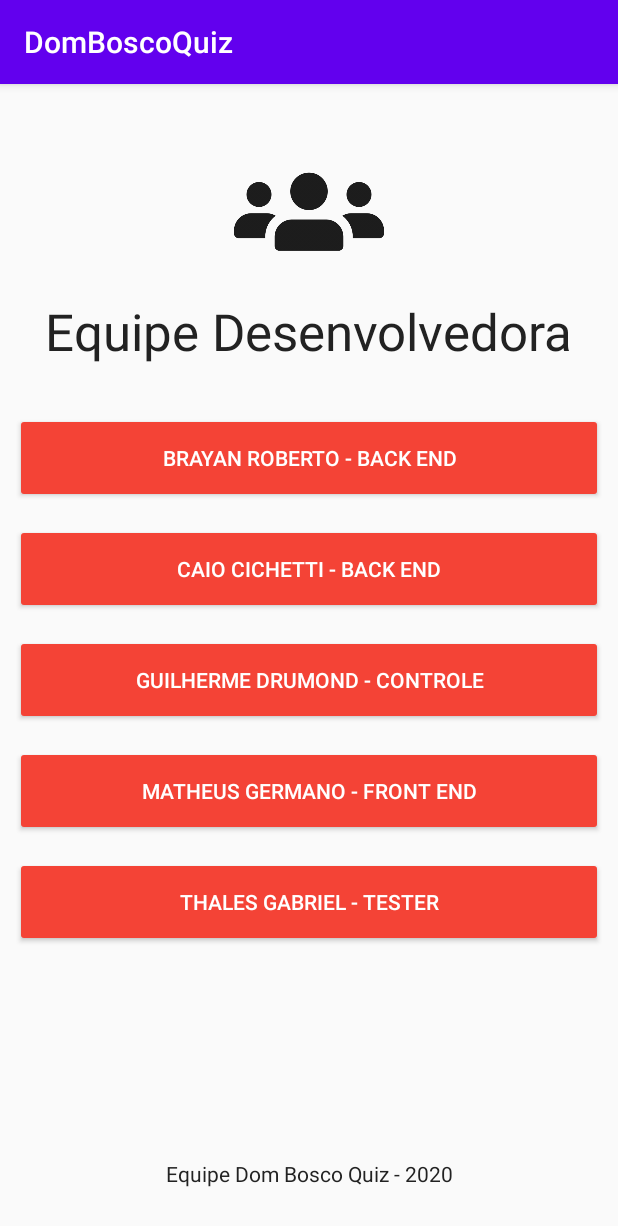
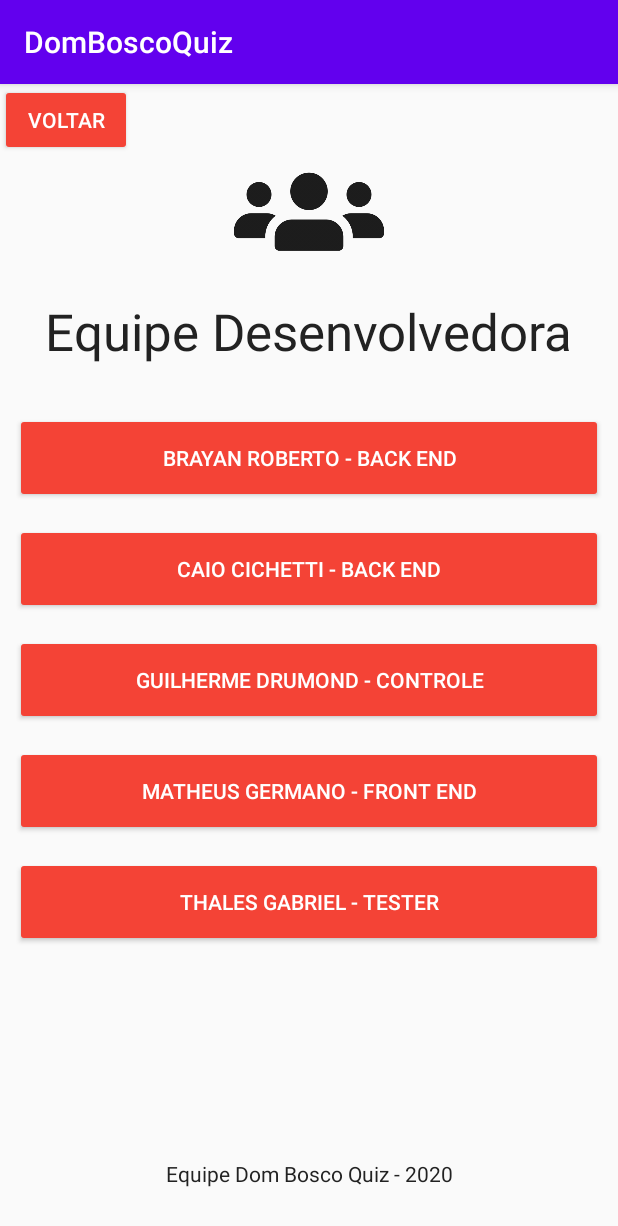
Before and after one commit to Skillado/bosco-game-mobile, an Android app: the telaCreditos screen opened directly, with no data from a screen before it, on a phone screen of 412 x 824 dp. Shown: the top 1226 px of the screen. Run offline under Robolectric (Android 15) with nearby library versions, the phone set to English and light mode, and no system bars.

Commit message:
Evento trocar telas
evento trocar telas inicio e creditos

```diff
--- a/app/src/main/java/com/example/domboscoquiz/telaCreditos.java
+++ b/app/src/main/java/com/example/domboscoquiz/telaCreditos.java
@@ -3,12 +3,28 @@ package com.example.domboscoquiz;
 import androidx.appcompat.app.AppCompatActivity;
 
 import android.os.Bundle;
+import android.view.View;
+import android.widget.Button;
 
-public class telaCreditos extends AppCompatActivity {
+public class telaCreditos extends AppCompatActivity implements View.OnClickListener{
+
+    //avatares
+    Button bVolta;
 
     @Override
     protected void onCreate(Bundle savedInstanceState) {
         super.onCreate(savedInstanceState);
         setContentView(R.layout.activity_tela_creditos);
+
+        //associar
+        bVolta = (Button)findViewById(R.id.bVolta);
+
+        //escuta eventos
+        bVolta.setOnClickListener(this);
+    }
+
+    @Override
+    public void onClick(View v) {
+        finish();
     }
 }
--- a/app/src/main/res/layout/activity_tela_creditos.xml
+++ b/app/src/main/res/layout/activity_tela_creditos.xml
@@ -112,4 +112,14 @@
         app:layout_constraintTop_toTopOf="parent"
         app:srcCompat="@drawable/group" />
 
+    <Button
+        android:id="@+id/bVolta"
+        android:layout_width="wrap_content"
+        android:layout_height="wrap_content"
+        android:backgroundTint="#F44336"
+        android:textColor="@color/white"
+        android:text="Voltar"
+        app:layout_constraintStart_toStartOf="parent"
+        app:layout_constraintTop_toTopOf="parent" />
+
 </androidx.constraintlayout.widget.ConstraintLayout>
--- a/app/src/main/res/layout/activity_tela_tema.xml
+++ b/app/src/main/res/layout/activity_tela_tema.xml
@@ -34,7 +34,7 @@
         android:layout_width="300dp"
         android:layout_height="150dp"
         android:layout_marginTop="20dp"
-        android:background="@drawable/DomBosco"
+        android:background="@drawable/dombosco"
         android:text="História de Dom Bosco"
         android:textColor="@color/white"
         app:layout_constraintEnd_toEndOf="parent"
@@ -46,7 +46,7 @@
         android:layout_width="300dp"
         android:layout_height="150dp"
         android:layout_marginTop="10dp"
-        android:background="@drawable/NossaSenhora"
+        android:background="@drawable/nossasenhora"
         android:text="Nossa Senhora Auxiliadora"
         android:textColor="@color/white"
         app:layout_constraintEnd_toEndOf="parent"
```
Also changed, not shown: app/src/main/java/com/example/domboscoquiz/MainActivity.java (+19 -1 lines).
